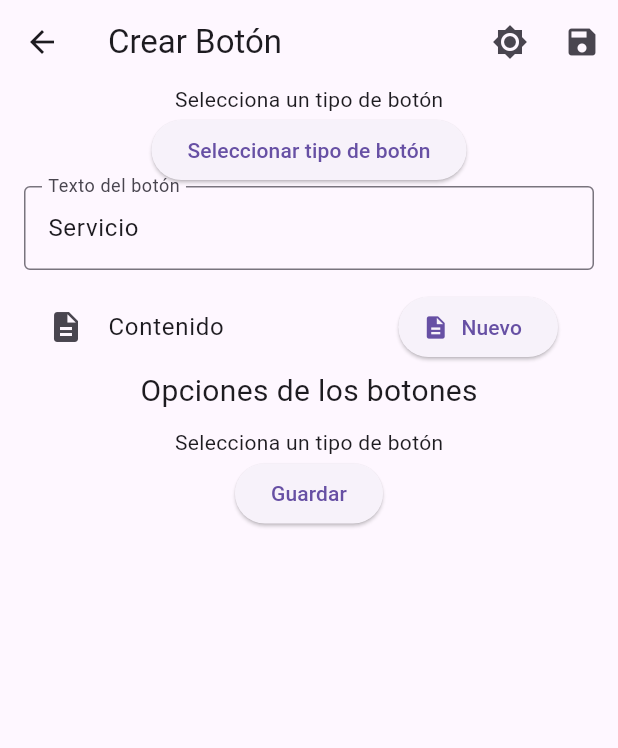
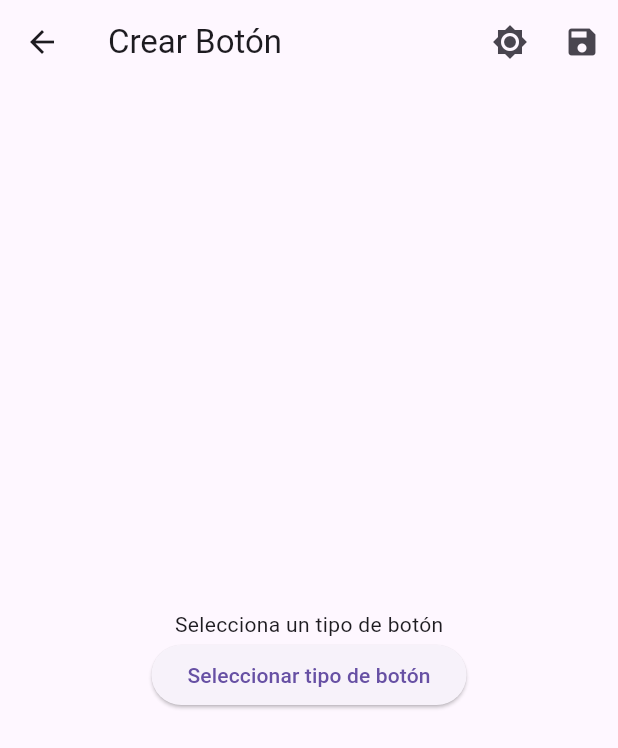
Before and after one commit to MagnoDaza/botones_medicos_ultimate_version, a Flutter app: the screen it shows after launch, after a tap on "Nuevo", on a phone screen of 412 x 824 dp. Shown: the top 748 px of the screen. Run offline on Flutter 3.47's test engine with Material 3 defaults, Android fonts, the phone set to English and light mode, and no system bars; our stand-ins replace chips_choice, custom_refresh_indicator, flutter_colorpicker, fluttertoast, sqflite; missing offline and left inert: expansion_tile_group, flutter_quill, selectable_box; accounts and stored records are empty.

Commit message:
aunque todo funciona,

```diff
--- a/lib/Screen/home_page.dart
+++ b/lib/Screen/home_page.dart
@@ -1,3 +1,4 @@
+import 'package:botones_medicos_ultimate_version/Screen/order_buttons.dart';
 import 'package:flutter/material.dart';
 import 'package:provider/provider.dart';
 import 'page_screen.dart';
@@ -51,6 +52,19 @@ class HomePage extends StatelessWidget {
                   );
                 },
               ),
+            ),
+            ListTile(title: const Text("Organizar boton"),
+            trailing: ElevatedButton.icon(label: const Text('Organizar'),
+            icon: const Icon(Icons.sort),
+            onPressed: () {
+                Navigator.push(
+                    context,
+                    MaterialPageRoute(builder: (context) => const OrderButtons()),
+                  );
+
+            },
+
+            )
             ),
             const SizedBox(height: 20),
             const Align(
--- a/lib/Screen/page_screen.dart
+++ b/lib/Screen/page_screen.dart
@@ -41,10 +41,8 @@ class ButtonPageState extends State<ButtonPage> {
       selectedButtonType = widget.buttonData!.type;
       WidgetsBinding.instance.addPostFrameCallback((_) {
         final buttonModel = Provider.of<ButtonModel>(context, listen: false);
-        final textStyleNotifier =
-            Provider.of<TextStyleNotifier>(context, listen: false);
-        int index = buttonModel.savedButtons
-            .indexWhere((button) => button.id == widget.buttonData!.id);
+        final textStyleNotifier = Provider.of<TextStyleNotifier>(context, listen: false);
+        int index = buttonModel.savedButtons.indexWhere((button) => button.id == widget.buttonData!.id);
         if (index != -1) {
           buttonModel.selectSavedButton(index);
           final selectedButton = buttonModel.savedButtons[index];
@@ -82,38 +80,15 @@ class ButtonPageState extends State<ButtonPage> {
             .fromButtonData(buttonModel.temporaryButton!)
             .setText(newValues['text'] ?? buttonModel.temporaryButton!.text)
             .setBold(newValues['isBold'] ?? buttonModel.temporaryButton!.isBold)
-            .setItalic(
-                newValues['isItalic'] ?? buttonModel.temporaryButton!.isItalic)
-            .setUnderline(newValues['isUnderline'] ??
-                buttonModel.temporaryButton!.isUnderline)
-            .setBorder(
-                newValues['isBorder'] ?? buttonModel.temporaryButton!.isBorder)
-            .setDocument(
-                newValues['document'] ?? buttonModel.temporaryButton!.document)
+            .setItalic(newValues['isItalic'] ?? buttonModel.temporaryButton!.isItalic)
+            .setUnderline(newValues['isUnderline'] ?? buttonModel.temporaryButton!.isUnderline)
+            .setBorder(newValues['isBorder'] ?? buttonModel.temporaryButton!.isBorder)
+            .setDocument(newValues['document'] ?? buttonModel.temporaryButton!.document)
             .build();
         buttonModel.updateButton(updatedButton);
       }
     });
   }
-
-  // void saveButton() {
-  //   final buttonModel = Provider.of<ButtonModel>(context, listen: false);
-  //   if (buttonModel.temporaryButton != null) {
-  //     buttonModel.saveButton();
-  //     setState(() {
-  //       message = 'Se ha ${isEditing ? 'editado' : 'creado'} un nuevo botón con el texto ${_buttonTextController.text}';
-  //       if (!isEditing) {
-  //         _buttonTextController.text = '';
-  //         selectedButtonType = null;
-  //       }
-  //     });
-  //     Navigator.of(context).pop(); // Regresar a la página anterior después de guardar
-  //   } else {
-  //     setState(() {
-  //       message = 'No hay botones disponibles para guardar.';
-  //     });
-  //   }
-  // }
 
   void saveButton() {
     final buttonModel = Provider.of<ButtonModel>(context, listen: false);
@@ -124,15 +99,13 @@ class ButtonPageState extends State<ButtonPage> {
         buttonModel.saveNewButton();
       }
       setState(() {
-        message =
-            'Se ha ${isEditing ? 'editado' : 'creado'} un nuevo botón con el texto ${_buttonTextController.text}';
+        message = 'Se ha ${isEditing ? 'editado' : 'creado'} un nuevo botón con el texto ${_buttonTextController.text}';
         if (!isEditing) {
           _buttonTextController.text = '';
           selectedButtonType = null;
         }
       });
-      Navigator.of(context)
-          .pop(); // Regresar a la página anterior después de guardar
+      Navigator.of(context).pop(); // Regresar a la página anterior después de guardar
     } else {
       setState(() {
         message = 'No hay botones disponibles para guardar.';
@@ -146,8 +119,7 @@ class ButtonPageState extends State<ButtonPage> {
       MaterialPageRoute(
         builder: (context) => GridPage(
           buttonModel: Provider.of<ButtonModel>(context, listen: false),
-          selectedButtonType:
-              selectedButtonType, // Pasar el tipo de botón seleccionado
+          selectedButtonType: selectedButtonType, // Pasar el tipo de botón seleccionado
         ),
       ),
     );
@@ -156,8 +128,7 @@ class ButtonPageState extends State<ButtonPage> {
         final buttonModel = Provider.of<ButtonModel>(context, listen: false);
         selectedButtonType = buttonModel.factoryButtons[selectedIndex].type;
         buttonModel.selectButton(selectedIndex);
-        _buttonTextController.text =
-            buttonModel.factoryButtons[selectedIndex].text;
+        _buttonTextController.text = buttonModel.factoryButtons[selectedIndex].text;
       });
     }
   }
@@ -192,9 +163,20 @@ class ButtonPageState extends State<ButtonPage> {
       body: SafeArea(
         child: Padding(
           padding: const EdgeInsets.symmetric(horizontal: 16),
-          child: Column(
+          child: Center(
+            child: selectedButtonType == null
+                ? Column(
+                    mainAxisAlignment: MainAxisAlignment.center,
+                    children: [
+                      const Text('Selecciona un tipo de botón'),
+                      ElevatedButton(
+                        onPressed: _selectButtonType,
+                        child: const Text('Seleccionar tipo de botón'),
+                      ),
+                    ],
+                  )
+                : Column(
                     children: <Widget>[
-              if (selectedButtonType != null)
                       SizedBox(
                         height: 160,
                         child: PreviewButton(
@@ -203,16 +185,6 @@ class ButtonPageState extends State<ButtonPage> {
                           buttonData: selectedButton,
                           quillController: _controller,
                         ),
-                )
-              else
-                Column(
-                  children: [
-                    const Text('Selecciona un tipo de botón'),
-                    ElevatedButton(
-                      onPressed: _selectButtonType,
-                      child: const Text('Seleccionar tipo de botón'),
-                    ),
-                  ],
                       ),
                       TextFormField(
                         focusNode: _focusNode,
@@ -236,8 +208,7 @@ class ButtonPageState extends State<ButtonPage> {
                           trailing: ElevatedButton(
                             onPressed: _selectButtonType,
                             child: Text(
-                      selectedButton?.type.toString().split('.').last ??
-                          'Seleccionar tipo de botón',
+                              selectedButton?.type.toString().split('.').last ?? 'Seleccionar tipo de botón',
                             ),
                           ),
                         ),
@@ -248,8 +219,7 @@ class ButtonPageState extends State<ButtonPage> {
                           onPressed: () async {
                             final result = await Navigator.of(context).push(
                               MaterialPageRoute(
-                        builder: (context) =>
-                            QuillPage(controller: _controller),
+                                builder: (context) => QuillPage(controller: _controller),
                               ),
                             );
                             if (result != null) {
@@ -258,8 +228,7 @@ class ButtonPageState extends State<ButtonPage> {
                                   document: Document.fromJson(result),
                                   selection: const TextSelection.collapsed(offset: 0),
                                 );
-                        updateButtonAttributes(
-                            {'document': _controller.document});
+                                updateButtonAttributes({'document': _controller.document});
                               });
                             }
                           },
@@ -277,8 +246,7 @@ class ButtonPageState extends State<ButtonPage> {
                               ),
                               const SizedBox(height: 10),
                               ButtonOptions(
-                        textStyleNotifier:
-                            Provider.of<TextStyleNotifier>(context),
+                                textStyleNotifier: Provider.of<TextStyleNotifier>(context),
                                 buttonTextController: _buttonTextController,
                                 selectedButtonType: selectedButtonType,
                               ),
@@ -287,8 +255,7 @@ class ButtonPageState extends State<ButtonPage> {
                                 onPressed: () {
                                   if (_buttonTextController.text.isEmpty) {
                                     setState(() {
-                              message =
-                                  'Por favor, proporciona un texto para el botón.';
+                                      message = 'Por favor, proporciona un texto para el botón.';
                                     });
                                   } else {
                                     saveButton();
@@ -304,6 +271,7 @@ class ButtonPageState extends State<ButtonPage> {
                   ),
           ),
         ),
+      ),
     );
   }
 }
```
Also changed, not shown: lib/Screen/order_buttons.dart (added, +47 -0 lines), lib/controller/button_model.dart (+9 -0 lines). Lines whose indentation alone changed are shown as unchanged.
